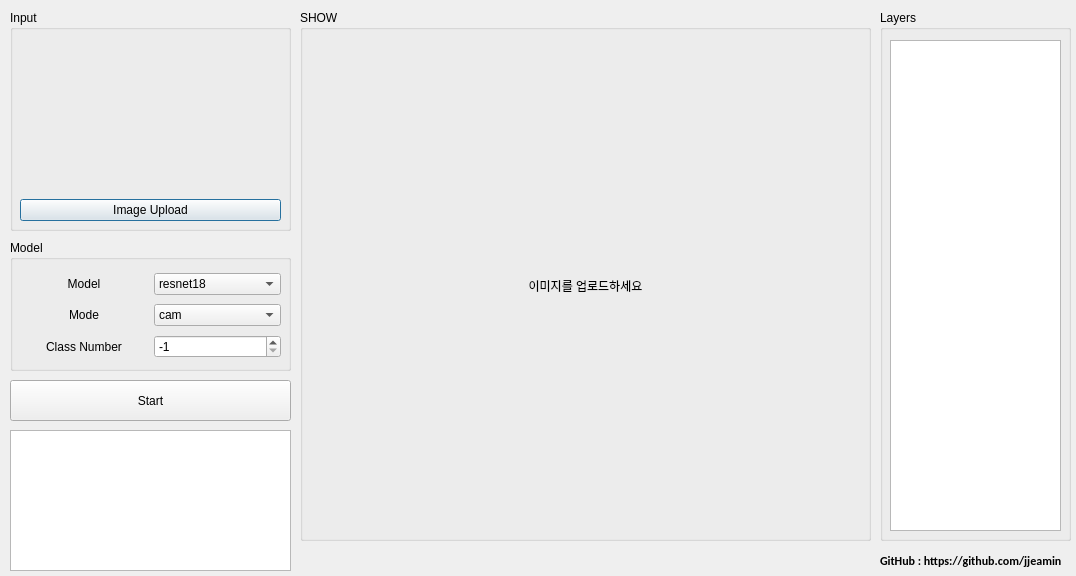
Qt form ui/View.ui (jjxxmiin/DeepVisual_QTorch) before a commit.
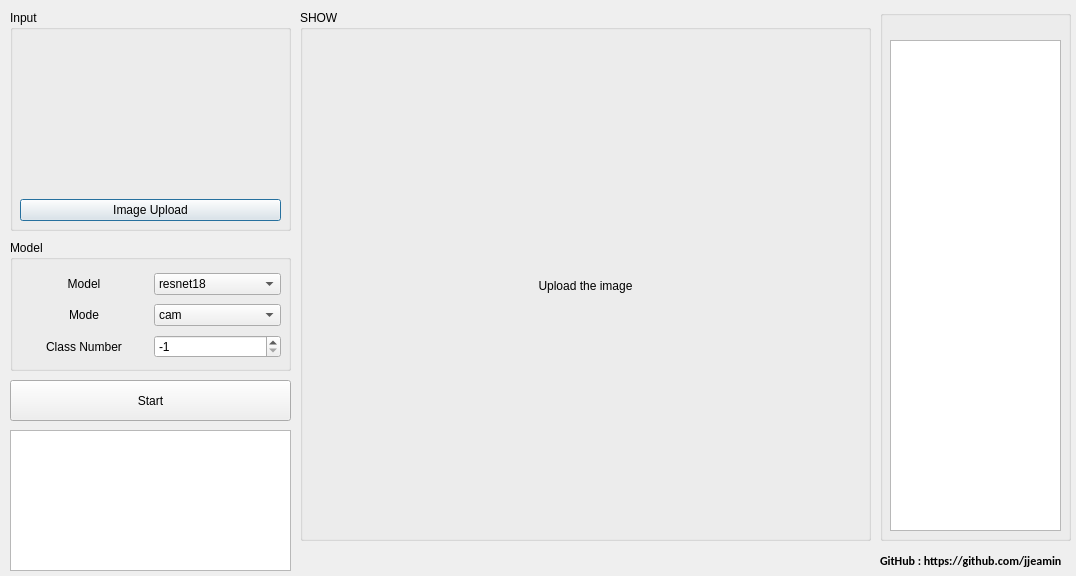
The same form after that commit.

The edit to the form file:
```diff
--- a/ui/View.ui
+++ b/ui/View.ui
@@ -23,7 +23,7 @@
     </rect>
    </property>
    <property name="title">
-    <string>Layers</string>
+    <string/>
    </property>
    <widget class="QListWidget" name="layers_widget">
     <property name="geometry">
@@ -219,7 +219,7 @@
      </rect>
     </property>
     <property name="text">
-     <string>이미지를 업로드하세요</string>
+     <string>Upload the image</string>
     </property>
     <property name="alignment">
      <set>Qt::AlignCenter</set>
```
